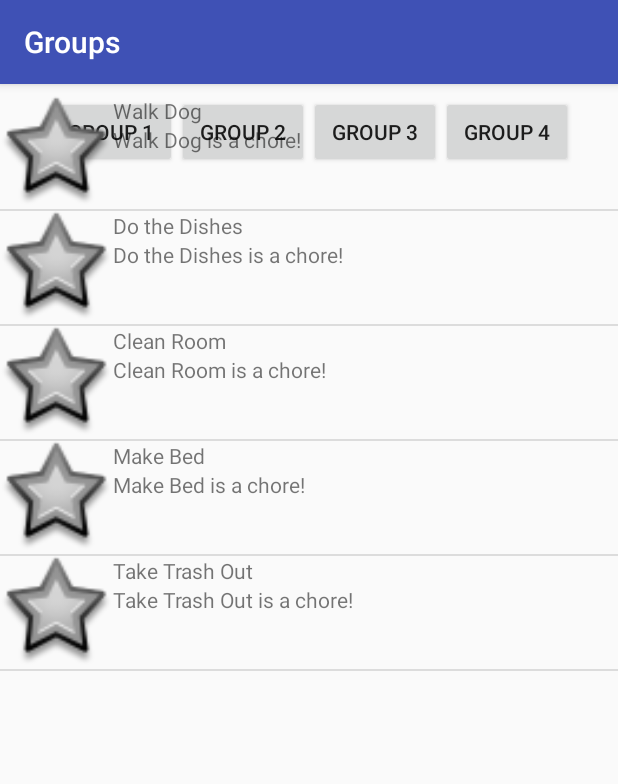
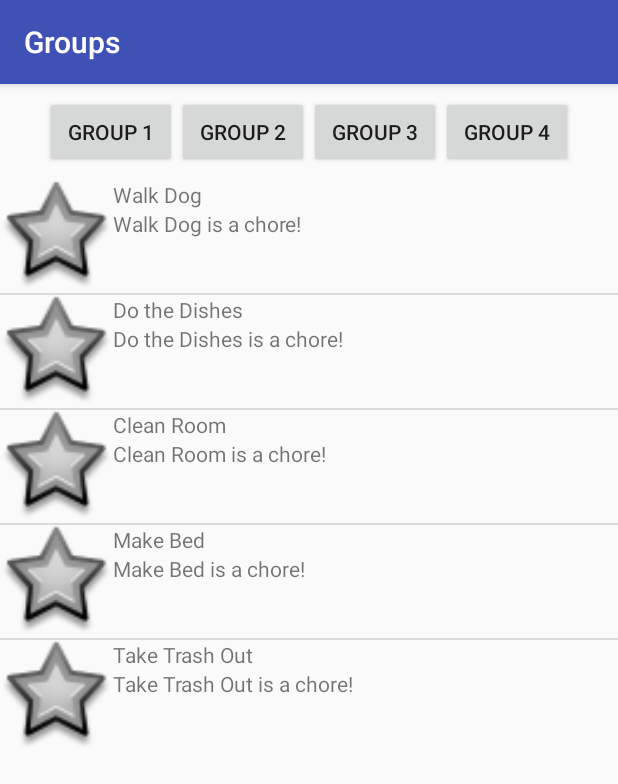
Before and after one commit to ScottFulton/SEG2105Project, an Android app: the ChoreGroups screen opened directly, with no data from a screen before it, on a phone screen of 412 x 824 dp. Shown: the top 784 px of the screen. Run offline under Robolectric (Android 15) with nearby library versions, the phone set to English and light mode, and no system bars.

Commit message:
nav bar changes

```diff
--- a/HouseholdChoreManager/app/src/main/java/project/seg/householdchoremanager/ChoreGroups.java
+++ b/HouseholdChoreManager/app/src/main/java/project/seg/householdchoremanager/ChoreGroups.java
@@ -13,7 +13,7 @@ public class ChoreGroups extends AppCompatActivity {
 
 
         String[] choreList = {"Walk Dog", "Do the Dishes", "Clean Room", "Make Bed", "Take Trash Out"};
-        ListView listView = (ListView) findViewById(R.id.list);
+        ListView listView = (ListView) findViewById(R.id.choreList);
         ChoreCustomAdapter adapter = new ChoreCustomAdapter(this,choreList);
         listView.setAdapter(adapter);
     };
--- a/HouseholdChoreManager/app/src/main/res/layout/activity_chore_groups.xml
+++ b/HouseholdChoreManager/app/src/main/res/layout/activity_chore_groups.xml
@@ -12,20 +12,33 @@
     android:layout_width="match_parent"
     android:layout_height="match_parent">
 
-    <LinearLayout
+    <android.support.constraint.ConstraintLayout
+        android:layout_width="match_parent"
+        android:layout_height="match_parent">
+
+        <ListView
+            android:id="@+id/choreList"
             android:layout_width="wrap_content"
             android:layout_height="wrap_content"
+            android:layout_marginTop="8dp"
+            app:layout_constraintLeft_toLeftOf="parent"
+            app:layout_constraintRight_toRightOf="parent"
+            app:layout_constraintTop_toBottomOf="@+id/linearLayout" />
+
+        <LinearLayout
+            android:id="@+id/linearLayout"
+            android:layout_width="wrap_content"
+            android:layout_height="wrap_content"
+            android:layout_marginEnd="8dp"
+            android:layout_marginLeft="8dp"
+            android:layout_marginRight="8dp"
+            android:layout_marginStart="8dp"
+            android:layout_marginTop="8dp"
             android:gravity="center_horizontal"
             android:orientation="horizontal"
-        android:layout_marginRight="8dp"
+            app:layout_constraintLeft_toLeftOf="parent"
             app:layout_constraintRight_toRightOf="parent"
-        android:layout_marginLeft="8dp"
-        app:layout_constraintLeft_toLeftOf="parent"
-        app:layout_constraintTop_toTopOf="parent"
-        android:layout_marginTop="8dp"
-        android:layout_marginStart="8dp"
-        android:layout_marginEnd="8dp"
-        android:id="@+id/linearLayout">
+            app:layout_constraintTop_toTopOf="parent">
 
             <Button
                 android:id="@+id/button4"
@@ -36,10 +49,10 @@
 
             <Button
                 android:id="@+id/button3"
-            tools:ignore="ButtonStyle"
                 android:layout_width="wrap_content"
                 android:layout_height="wrap_content"
-            android:text="@string/group2" />
+                android:text="@string/group2"
+                tools:ignore="ButtonStyle" />
 
             <Button
                 android:id="@+id/button2"
@@ -55,22 +68,14 @@
                 android:text="@string/group4"
                 tools:ignore="ButtonStyle" />
         </LinearLayout>
-
-    <ListView
-        android:id="@+id/list"
-        android:layout_width="368dp"
-        android:layout_height="wrap_content"
-        app:layout_constraintTop_toBottomOf="@+id/linearLayout"
-        app:layout_constraintLeft_toLeftOf="parent"
-        app:layout_constraintRight_toRightOf="parent"
-        android:layout_marginTop="8dp" />
+    </android.support.constraint.ConstraintLayout>
 
     <!--this is used for the nav bar-->
     <FrameLayout
         android:layout_width="250dp"
         android:layout_height="match_parent"
         android:layout_gravity="start"
-        android:background="@android:color/black">
+        android:background="@android:color/holo_green_light">
 
 
 
```
Lines whose indentation alone changed are shown as unchanged.
